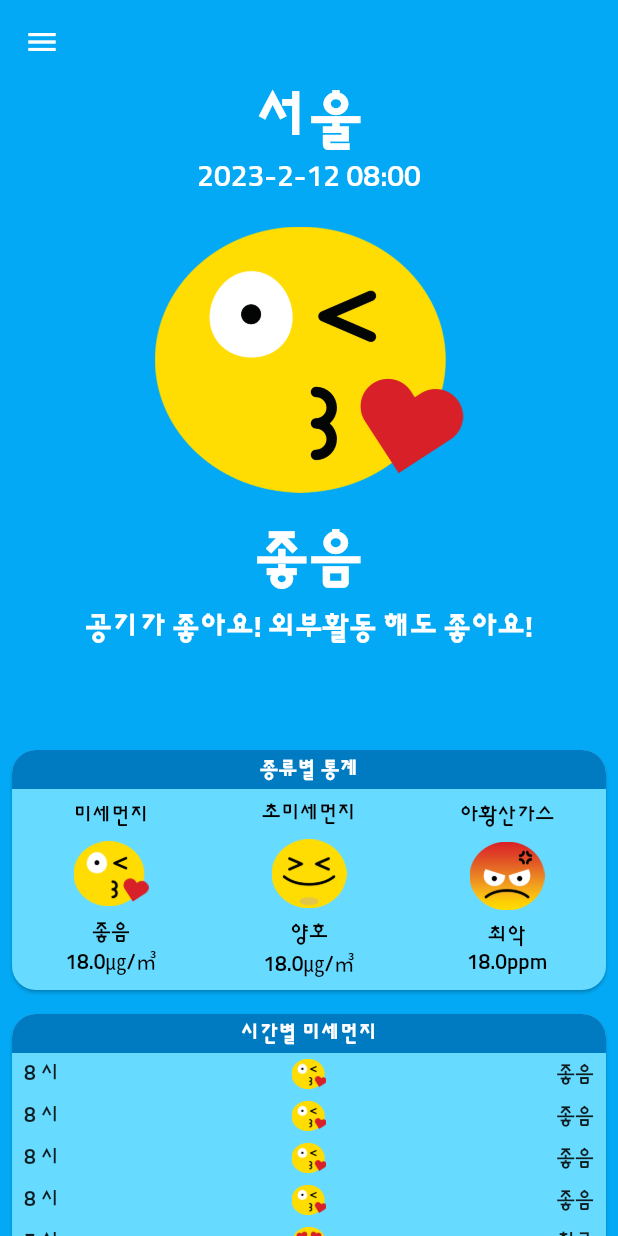
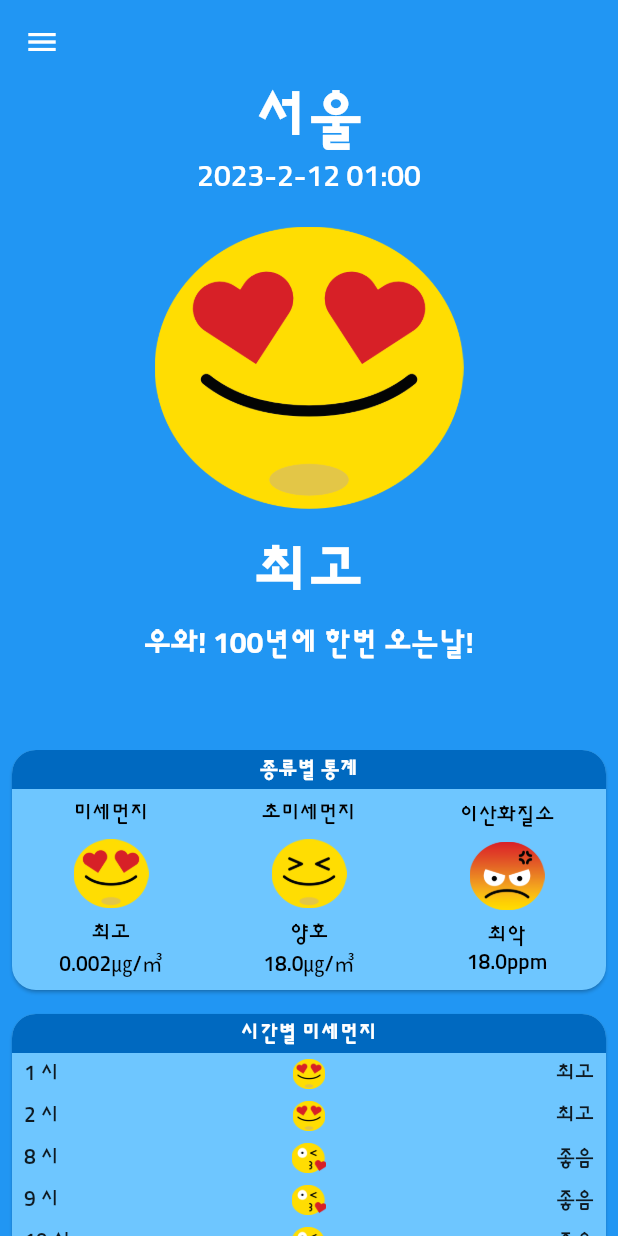
Before and after one commit to poseidonKey/code_factory_dusty_dust, a Flutter app: the screen it shows after launch, on a phone screen of 412 x 824 dp. Run offline on Flutter 3.47's test engine with Material 2 defaults, Android fonts, the phone set to English and light mode, and no system bars; our stand-ins replace hive_flutter; accounts and stored records are empty.

Commit message:
hive 위한 raw data 추가와 결과까지

```diff
--- a/lib/model/stat_model.dart
+++ b/lib/model/stat_model.dart
@@ -1,25 +1,69 @@
-enum ItemCode { PM10, PM25, NO2, O3, CO, SO2 }
+import 'package:hive_flutter/hive_flutter.dart';
+part 'stat_model.g.dart';
 
+@HiveType(typeId: 2)
+enum ItemCode {
+  // 미세먼지
+  @HiveField(0)
+  PM10,
+  // 초미세먼지
+  @HiveField(1)
+  PM25,
+  // 이산화질소
+  @HiveField(2)
+  NO2,
+  // 오존
+  @HiveField(3)
+  O3,
+  // 일산화탄소
+  @HiveField(4)
+  CO,
+  // 이황산가스
+  @HiveField(5)
+  SO2,
+}
+
+@HiveType(typeId: 1)
 class StatModel {
+  @HiveField(0)
   final double daegu;
+  @HiveField(1)
   final double chungnam;
+  @HiveField(2)
   final double incheon;
+  @HiveField(3)
   final double daejeon;
+  @HiveField(4)
   final double gyeongbuk;
+  @HiveField(5)
   final double sejong;
+  @HiveField(6)
   final double gwangju;
+  @HiveField(7)
   final double jeonbuk;
+  @HiveField(8)
   final double gangwon;
+  @HiveField(9)
   final double ulsan;
+  @HiveField(10)
   final double jeonnam;
+  @HiveField(11)
   final double seoul;
+  @HiveField(12)
   final double busan;
+  @HiveField(13)
   final double jeju;
+  @HiveField(14)
   final double chungbuk;
+  @HiveField(15)
   final double gyeongnam;
+  @HiveField(16)
   final double gyeonggi;
+  @HiveField(17)
   final DateTime dataTime;
+  @HiveField(18)
   final ItemCode itemCode;
+
   StatModel({
     required this.daegu,
     required this.chungnam,
--- a/lib/repository/stat_repository.dart
+++ b/lib/repository/stat_repository.dart
@@ -42,7 +42,7 @@ class StatRepository {
           'jeju': "9",
           'chungbuk': null,
           'gyeongnam': "12",
-          'dataTime': "2023-02-12 08:00",
+          'dataTime': "2023-02-12 09:00",
           'itemCode': "PM10",
           'gyeonggi': "12"
         },
@@ -63,7 +63,7 @@ class StatRepository {
           'jeju': "9",
           'chungbuk': null,
           'gyeongnam': "12",
-          'dataTime': "2023-02-12 08:00",
+          'dataTime': "2023-02-12 10:00",
           'itemCode': "PM10",
           'gyeonggi': "12"
         },
@@ -84,7 +84,7 @@ class StatRepository {
           'jeju': "9",
           'chungbuk': null,
           'gyeongnam': "12",
-          'dataTime': "2023-02-12 08:00",
+          'dataTime': "2023-02-12 11:00",
           'itemCode': "PM10",
           'gyeonggi': "12"
         },
@@ -105,7 +105,7 @@ class StatRepository {
           'jeju': "0.002",
           'chungbuk': "0.002",
           'gyeongnam': "0.002",
-          'dataTime': "2023-02-12 07:00",
+          'dataTime': "2023-02-12 12:00",
           'itemCode': "PM2.5",
           'gyeonggi': "0.002"
         },
@@ -126,7 +126,7 @@ class StatRepository {
           'jeju': "0.002",
           'chungbuk': "0.002",
           'gyeongnam': "0.002",
-          'dataTime': "2023-02-12 07:00",
+          'dataTime': "2023-02-12 01:00",
           'itemCode': "PM2.5",
           'gyeonggi': "0.002"
         },
@@ -147,7 +147,7 @@ class StatRepository {
           'jeju': "0.002",
           'chungbuk': "0.002",
           'gyeongnam': "0.002",
-          'dataTime': "2023-02-12 07:00",
+          'dataTime': "2023-02-12 02:00",
           'itemCode': "PM2.5",
           'gyeonggi': "0.002"
         },
@@ -191,7 +191,7 @@ class StatRepository {
           'jeju': "9",
           'chungbuk': null,
           'gyeongnam': "12",
-          'dataTime': "2023-02-12 08:00",
+          'dataTime': "2023-02-12 09:00",
           'itemCode': "PM10",
           'gyeonggi': "12"
         },
@@ -212,7 +212,7 @@ class StatRepository {
           'jeju': "9",
           'chungbuk': null,
           'gyeongnam': "12",
-          'dataTime': "2023-02-12 08:00",
+          'dataTime': "2023-02-12 10:00",
           'itemCode': "PM10",
           'gyeonggi': "12"
         },
@@ -233,7 +233,7 @@ class StatRepository {
           'jeju': "9",
           'chungbuk': null,
           'gyeongnam': "12",
-          'dataTime': "2023-02-12 08:00",
+          'dataTime': "2023-02-12 11:00",
           'itemCode': "PM10",
           'gyeonggi': "12"
         },
@@ -254,7 +254,7 @@ class StatRepository {
           'jeju': "0.002",
           'chungbuk': "0.002",
           'gyeongnam': "0.002",
-          'dataTime': "2023-02-12 07:00",
+          'dataTime': "2023-02-12 12:00",
           'itemCode': "PM2.5",
           'gyeonggi': "0.002"
         },
@@ -298,7 +298,139 @@ class StatRepository {
           'jeju': "0.002",
           'chungbuk': "0.002",
           'gyeongnam': "0.002",
-          'dataTime': "2023-02-12 07:00",
+          'dataTime': "2023-02-12 09:00",
+          'itemCode': "PM2.5",
+          'gyeonggi': "0.002"
+        },
+      ],
+      ItemCode.CO: [
+        {
+          'daegu': "16",
+          'chungnam': "10",
+          'incheon': "9",
+          'daejeon': "13",
+          'gyeongbuk': "20",
+          'sejong': "13",
+          'gwangju': "9",
+          'jeonbuk': "11",
+          'gangwon': "18",
+          'ulsan': "28",
+          'jeonnam': "9",
+          'seoul': "18",
+          'busan': "12",
+          'jeju': "9",
+          'chungbuk': null,
+          'gyeongnam': "12",
+          'dataTime': "2023-02-12 08:00",
+          'itemCode': "PM10",
+          'gyeonggi': "12"
+        },
+        {
+          'daegu': "0.002",
+          'chungnam': "0.002",
+          'incheon': "0.002",
+          'daejeon': "0.002",
+          'gyeongbuk': "0.002",
+          'sejong': "0.002",
+          'gwangju': "0.002",
+          'jeonbuk': "0.002",
+          'gangwon': "0.002",
+          'ulsan': "0.002",
+          'jeonnam': "0.002",
+          'seoul': "0.002",
+          'busan': "0.002",
+          'jeju': "0.002",
+          'chungbuk': "0.002",
+          'gyeongnam': "0.002",
+          'dataTime': "2023-02-12 09:00",
+          'itemCode': "PM2.5",
+          'gyeonggi': "0.002"
+        },
+      ],
+      ItemCode.NO2: [
+        {
+          'daegu': "16",
+          'chungnam': "10",
+          'incheon': "9",
+          'daejeon': "13",
+          'gyeongbuk': "20",
+          'sejong': "13",
+          'gwangju': "9",
+          'jeonbuk': "11",
+          'gangwon': "18",
+          'ulsan': "28",
+          'jeonnam': "9",
+          'seoul': "18",
+          'busan': "12",
+          'jeju': "9",
+          'chungbuk': null,
+          'gyeongnam': "12",
+          'dataTime': "2023-02-12 08:00",
+          'itemCode': "PM10",
+          'gyeonggi': "12"
+        },
+        {
+          'daegu': "0.002",
+          'chungnam': "0.002",
+          'incheon': "0.002",
+          'daejeon': "0.002",
+          'gyeongbuk': "0.002",
+          'sejong': "0.002",
+          'gwangju': "0.002",
+          'jeonbuk': "0.002",
+          'gangwon': "0.002",
+          'ulsan': "0.002",
+          'jeonnam': "0.002",
+          'seoul': "0.002",
+          'busan': "0.002",
+          'jeju': "0.002",
+          'chungbuk': "0.002",
+          'gyeongnam': "0.002",
+          'dataTime': "2023-02-12 09:00",
+          'itemCode': "PM2.5",
+          'gyeonggi': "0.002"
+        },
+      ],
+      ItemCode.O3: [
+        {
+          'daegu': "16",
+          'chungnam': "10",
+          'incheon': "9",
+          'daejeon': "13",
+          'gyeongbuk': "20",
+          'sejong': "13",
+          'gwangju': "9",
+          'jeonbuk': "11",
+          'gangwon': "18",
+          'ulsan': "28",
+          'jeonnam': "9",
+          'seoul': "18",
+          'busan': "12",
+          'jeju': "9",
+          'chungbuk': null,
+          'gyeongnam': "12",
+          'dataTime': "2023-02-12 08:00",
+          'itemCode': "PM10",
+          'gyeonggi': "12"
+        },
+        {
+          'daegu': "0.002",
+          'chungnam': "0.002",
+          'incheon': "0.002",
+          'daejeon': "0.002",
+          'gyeongbuk': "0.002",
+          'sejong': "0.002",
+          'gwangju': "0.002",
+          'jeonbuk': "0.002",
+          'gangwon': "0.002",
+          'ulsan': "0.002",
+          'jeonnam': "0.002",
+          'seoul': "0.002",
+          'busan': "0.002",
+          'jeju': "0.002",
+          'chungbuk': "0.002",
+          'gyeongnam': "0.002",
+          'dataTime': "2023-02-12 09:00",
           'itemCode': "PM2.5",
           'gyeonggi': "0.002"
         },
```
Also changed, not shown: lib/main.dart (+16 -1 lines), lib/screen/home_screen.dart (+55 -20 lines), lib/screen/test2_screen.dart (added, +34 -0 lines), lib/screen/test_screen.dart (added, +95 -0 lines), lib/model/stat_model.g.dart (added).
